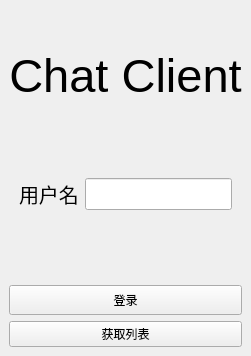
First picture: the form in mainwindow.ui, repository lingdingyang/Chat_Client, before the edit.
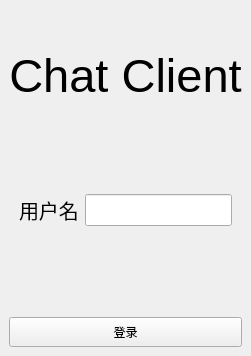
Second picture: the form after the edit.

Diff of the .ui file:
```diff
--- a/mainwindow.ui
+++ b/mainwindow.ui
@@ -167,13 +167,6 @@
       </property>
      </widget>
     </item>
-    <item>
-     <widget class="QPushButton" name="pushButton">
-      <property name="text">
-       <string>获取列表</string>
-      </property>
-     </widget>
-    </item>
    </layout>
   </widget>
  </widget>
```
